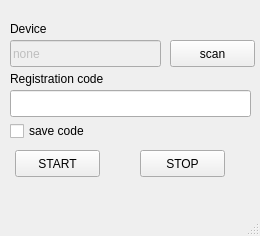
Qt form mainwindow.ui (geroysasha/personal_ch_mobile) before a commit.
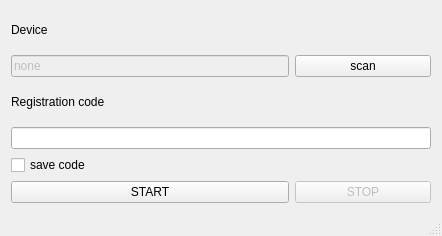
The same form after that commit.

Diff of the .ui file:
```diff
--- a/mainwindow.ui
+++ b/mainwindow.ui
@@ -6,7 +6,7 @@
    <rect>
     <x>0</x>
     <y>0</y>
-    <width>260</width>
+    <width>442</width>
     <height>236</height>
    </rect>
   </property>
@@ -29,116 +29,75 @@
    <bool>true</bool>
   </property>
   <widget class="QWidget" name="centralWidget">
-   <widget class="QPushButton" name="pushButton_2">
-    <property name="geometry">
-     <rect>
-      <x>15</x>
-      <y>150</y>
-      <width>85</width>
-      <height>27</height>
-     </rect>
-    </property>
+   <layout class="QGridLayout" name="gridLayout">
+    <item row="0" column="0">
+     <widget class="QLabel" name="label_device">
     <property name="text">
-     <string>START</string>
-    </property>
-   </widget>
-   <widget class="QPushButton" name="pushButton_3">
-    <property name="geometry">
-     <rect>
-      <x>140</x>
-      <y>150</y>
-      <width>85</width>
-      <height>27</height>
-     </rect>
-    </property>
+       <string>Device</string>
+      </property>
+     </widget>
+    </item>
+    <item row="1" column="0" colspan="2">
+     <widget class="QLineEdit" name="lineEdit_device">
+      <property name="enabled">
+       <bool>false</bool>
+      </property>
+      <property name="mouseTracking">
+       <bool>true</bool>
+      </property>
     <property name="text">
-     <string>STOP</string>
-    </property>
-   </widget>
+       <string>none</string>
+      </property>
+      <property name="frame">
+       <bool>true</bool>
+      </property>
+      <property name="cursorPosition">
+       <number>4</number>
+      </property>
+     </widget>
+    </item>
+    <item row="1" column="2">
    <widget class="QPushButton" name="button_scan">
-    <property name="geometry">
-     <rect>
-      <x>170</x>
-      <y>40</y>
-      <width>85</width>
-      <height>27</height>
-     </rect>
-    </property>
     <property name="text">
      <string>scan</string>
     </property>
    </widget>
-   <widget class="QLabel" name="label_2">
-    <property name="geometry">
-     <rect>
-      <x>10</x>
-      <y>70</y>
-      <width>119</width>
-      <height>17</height>
-     </rect>
-    </property>
+    </item>
+    <item row="2" column="0">
+     <widget class="QLabel" name="label_code">
     <property name="text">
      <string>Registration code</string>
     </property>
    </widget>
-   <widget class="QLineEdit" name="lineEdit">
-    <property name="geometry">
-     <rect>
-      <x>10</x>
-      <y>90</y>
-      <width>241</width>
-      <height>27</height>
-     </rect>
-    </property>
-   </widget>
+    </item>
+    <item row="3" column="0" colspan="3">
+     <widget class="QLineEdit" name="lineEdit_code"/>
+    </item>
+    <item row="4" column="0">
    <widget class="QCheckBox" name="checkBox">
-    <property name="geometry">
-     <rect>
-      <x>10</x>
-      <y>120</y>
-      <width>97</width>
-      <height>22</height>
-     </rect>
-    </property>
     <property name="text">
      <string>save code</string>
     </property>
    </widget>
-   <widget class="QLineEdit" name="lineEdit_2">
+    </item>
+    <item row="5" column="2">
+     <widget class="QPushButton" name="pushButton_3">
     <property name="enabled">
      <bool>false</bool>
     </property>
-    <property name="geometry">
-     <rect>
-      <x>10</x>
-      <y>40</y>
-      <width>151</width>
-      <height>27</height>
-     </rect>
-    </property>
-    <property name="mouseTracking">
-     <bool>true</bool>
-    </property>
     <property name="text">
-     <string>none</string>
-    </property>
-    <property name="frame">
-     <bool>true</bool>
-    </property>
-   </widget>
-   <widget class="QLabel" name="label_3">
-    <property name="geometry">
-     <rect>
-      <x>10</x>
-      <y>20</y>
-      <width>119</width>
-      <height>17</height>
-     </rect>
-    </property>
+       <string>STOP</string>
+      </property>
+     </widget>
+    </item>
+    <item row="5" column="0" colspan="2">
+     <widget class="QPushButton" name="pushButton_2">
     <property name="text">
-     <string>Device</string>
-    </property>
-   </widget>
+       <string>START</string>
+      </property>
+     </widget>
+    </item>
+   </layout>
   </widget>
   <widget class="QMenuBar" name="menuBar">
    <property name="geometry">
```
Left out of the diff: 2 changed lines with no effect on the pictures. Lines whose indentation alone changed are shown as unchanged.
